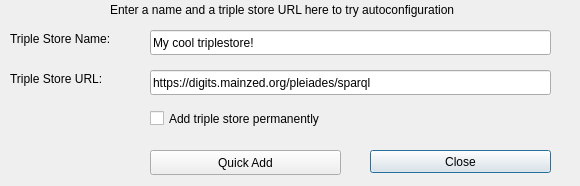
This is dialogs/ui/triplestorequickadddialog.ui in sparqlunicorn/sparqlunicornGoesGIS as Qt 5 draws it before an edit. The edited form follows.
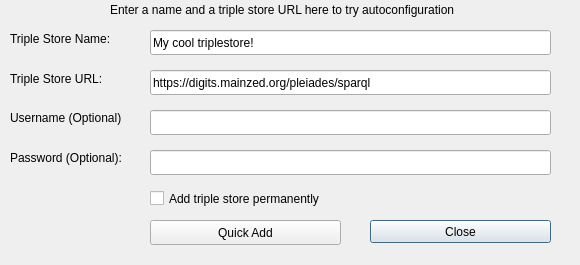
This is the edited form.

The edit to the form file:
```diff
--- a/dialogs/ui/triplestorequickadddialog.ui
+++ b/dialogs/ui/triplestorequickadddialog.ui
@@ -7,7 +7,7 @@
     <x>0</x>
     <y>0</y>
     <width>580</width>
-    <height>186</height>
+    <height>265</height>
    </rect>
   </property>
   <property name="windowTitle">
@@ -69,7 +69,7 @@
    <property name="geometry">
     <rect>
      <x>370</x>
-     <y>150</y>
+     <y>220</y>
      <width>181</width>
      <height>23</height>
     </rect>
@@ -82,7 +82,7 @@
    <property name="geometry">
     <rect>
      <x>150</x>
-     <y>150</y>
+     <y>220</y>
      <width>191</width>
      <height>25</height>
     </rect>
@@ -108,7 +108,7 @@
    <property name="geometry">
     <rect>
      <x>150</x>
-     <y>110</y>
+     <y>190</y>
      <width>401</width>
      <height>17</height>
     </rect>
@@ -117,6 +117,61 @@
     <string>Add triple store permanently</string>
    </property>
   </widget>
+  <widget class="QLabel" name="label">
+   <property name="geometry">
+    <rect>
+     <x>10</x>
+     <y>110</y>
+     <width>111</width>
+     <height>16</height>
+    </rect>
+   </property>
+   <property name="text">
+    <string>Username (Optional):</string>
+   </property>
+  </widget>
+  <widget class="QLabel" name="label_2">
+   <property name="geometry">
+    <rect>
+     <x>10</x>
+     <y>150</y>
+     <width>131</width>
+     <height>16</height>
+    </rect>
+   </property>
+   <property name="text">
+    <string>Password (Optional):</string>
+   </property>
+  </widget>
+  <widget class="QLineEdit" name="credentialUserName">
+   <property name="geometry">
+    <rect>
+     <x>150</x>
+     <y>110</y>
+     <width>401</width>
+     <height>25</height>
+    </rect>
+   </property>
+   <property name="text">
+    <string/>
+   </property>
+  </widget>
+  <widget class="QLineEdit" name="credentialPassword">
+   <property name="geometry">
+    <rect>
+     <x>150</x>
+     <y>150</y>
+     <width>401</width>
+     <height>25</height>
+    </rect>
+   </property>
+   <property name="text">
+    <string/>
+   </property>
+   <property name="echoMode">
+    <enum>QLineEdit::Password</enum>
+   </property>
+  </widget>
  </widget>
  <resources/>
  <connections/>
```
